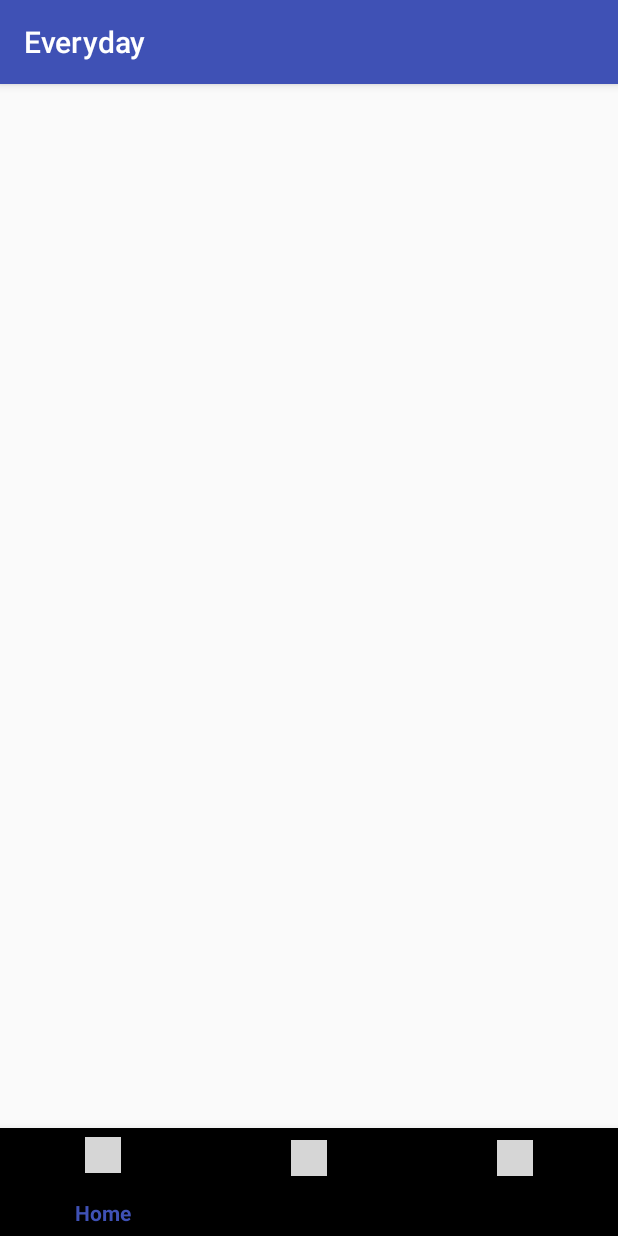
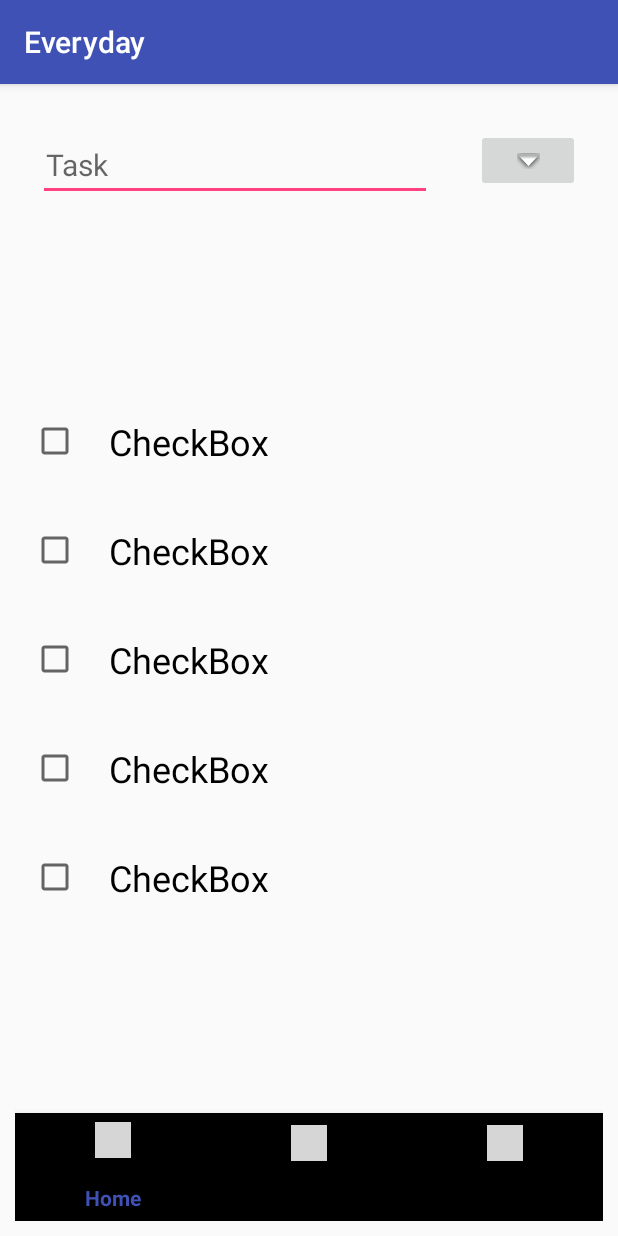
Before and after one commit to Kwistech/Everyday, an Android app: the screen it shows after launch (MainActivity), on a phone screen of 412 x 824 dp. Run offline under Robolectric (Android 15) with nearby library versions, the phone set to English and light mode, and no system bars; grey boxes are pictures that could not be loaded.

Commit message:
Add header file which contains the text input and options button.
Adjusted padding in the main activity.

```diff
--- a/app/src/main/java/ca/kwisses/everyday/main/MainActivity.java
+++ b/app/src/main/java/ca/kwisses/everyday/main/MainActivity.java
@@ -2,6 +2,7 @@ package ca.kwisses.everyday.main;
 
 import android.support.v7.app.AppCompatActivity;
 import android.os.Bundle;
+import android.view.Window;
 
 import ca.kwisses.everyday.R;
 
--- a/app/src/main/res/layout/activity_main.xml
+++ b/app/src/main/res/layout/activity_main.xml
@@ -4,16 +4,31 @@
     xmlns:tools="http://schemas.android.com/tools"
     android:layout_width="match_parent"
     android:layout_height="match_parent"
+    android:padding="10dp"
     tools:context=".main.MainActivity">
+
+    <include
+        layout="@layout/header"
+        android:layout_width="match_parent"
+        android:layout_height="wrap_content"
+        android:layout_alignParentStart="true"
+        android:layout_alignParentTop="true"
+        android:layout_marginLeft="5dp"
+        android:layout_marginRight="5dp"
+        android:layout_marginTop="10dp" />
+
+    <include
+        layout="@layout/list"
+        android:layout_width="match_parent"
+        android:layout_height="wrap_content"
+        android:layout_centerInParent="true"
+        android:layout_margin="5dp"/>
 
     <android.support.design.widget.BottomNavigationView
         android:layout_width="match_parent"
         android:layout_height="72dp"
         android:layout_alignParentBottom="true"
-        android:layout_alignParentEnd="true"
-        android:layout_marginEnd="0dp"
-        app:menu="@menu/menu">
-
-    </android.support.design.widget.BottomNavigationView>
+        android:layout_alignParentStart="true"
+        app:menu="@menu/menu"/>
 
 </android.widget.RelativeLayout>
--- /dev/null
+++ b/app/src/main/res/layout/header.xml
@@ -0,0 +1,42 @@
+<?xml version="1.0" encoding="utf-8"?>
+<android.widget.RelativeLayout
+    xmlns:android="http://schemas.android.com/apk/res/android"
+    xmlns:app="http://schemas.android.com/apk/res-auto"
+    xmlns:tools="http://schemas.android.com/tools"
+    android:layout_width="match_parent"
+    android:layout_height="match_parent">
+
+    <LinearLayout
+        android:layout_width="match_parent"
+        android:layout_height="wrap_content"
+        android:orientation="horizontal"
+        android:padding="10dp"
+        tools:layout_editor_absoluteX="8dp"
+        tools:layout_editor_absoluteY="8dp">
+
+        <EditText
+            android:id="@+id/addTextField"
+            android:layout_width="wrap_content"
+            android:layout_height="wrap_content"
+            android:layout_weight="1"
+            android:ems="10"
+            android:hint="@string/task"
+            android:inputType="text|textAutoCorrect|textAutoComplete|textShortMessage"
+            android:paddingEnd="5dp"
+            android:paddingStart="5dp"
+            android:textSize="20sp" />
+
+        <Space
+            android:layout_width="wrap_content"
+            android:layout_height="wrap_content"
+            android:layout_weight="1" />
+
+        <ImageButton
+            android:id="@+id/optionsButton"
+            android:layout_width="wrap_content"
+            android:layout_height="42dp"
+            android:layout_weight="1"
+            android:contentDescription="@string/optionsbutton"
+            app:srcCompat="@android:drawable/arrow_down_float" />
+    </LinearLayout>
+</android.widget.RelativeLayout>
--- a/app/src/main/res/layout/list.xml
+++ b/app/src/main/res/layout/list.xml
@@ -1,6 +1,67 @@
 <?xml version="1.0" encoding="utf-8"?>
-<android.support.constraint.ConstraintLayout
-    xmlns:android="http://schemas.android.com/apk/res/android" android:layout_width="match_parent"
+<android.widget.RelativeLayout
+    xmlns:android="http://schemas.android.com/apk/res/android"
+    xmlns:tools="http://schemas.android.com/tools"
+    android:layout_width="match_parent"
     android:layout_height="match_parent">
 
-</android.support.constraint.ConstraintLayout>
+    <LinearLayout
+        android:id="@+id/list"
+        android:layout_width="match_parent"
+        android:layout_height="wrap_content"
+        android:orientation="vertical"
+        tools:layout_editor_absoluteX="8dp"
+        tools:layout_editor_absoluteY="8dp">
+
+        <CheckBox
+            android:id="@+id/checkbox1"
+            android:layout_width="match_parent"
+            android:layout_height="wrap_content"
+            android:layout_marginLeft="5dp"
+            android:layout_marginRight="5dp"
+            android:padding="20dp"
+            android:text="@string/checkbox"
+            android:textSize="24sp" />
+
+        <CheckBox
+            android:id="@+id/checkBox2"
+            android:layout_width="match_parent"
+            android:layout_height="wrap_content"
+            android:layout_marginLeft="5dp"
+            android:layout_marginRight="5dp"
+            android:padding="20dp"
+            android:text="@string/checkbox"
+            android:textSize="24sp" />
+
+        <CheckBox
+            android:id="@+id/checkBox3"
+            android:layout_width="match_parent"
+            android:layout_height="wrap_content"
+            android:layout_marginLeft="5dp"
+            android:layout_marginRight="5dp"
+            android:padding="20dp"
+            android:text="@string/checkbox"
+            android:textSize="24sp" />
+
+        <CheckBox
+            android:id="@+id/checkBox4"
+            android:layout_width="match_parent"
+            android:layout_height="wrap_content"
+            android:layout_marginLeft="5dp"
+            android:layout_marginRight="5dp"
+            android:padding="20dp"
+            android:text="@string/checkbox"
+            android:textSize="24sp" />
+
+        <CheckBox
+            android:id="@+id/checkBox5"
+            android:layout_width="match_parent"
+            android:layout_height="wrap_content"
+            android:layout_marginLeft="5dp"
+            android:layout_marginRight="5dp"
+            android:padding="20dp"
+            android:text="@string/checkbox"
+            android:textSize="24sp" />
+
+    </LinearLayout>
+</android.widget.RelativeLayout>
--- a/app/src/main/res/values/strings.xml
+++ b/app/src/main/res/values/strings.xml
@@ -4,4 +4,7 @@
     <string name="home">Home</string>
     <string name="log">Log</string>
     <string name="settings">Settings</string>
+    <string name="checkbox">CheckBox</string>
+    <string name="optionsbutton">optionsButton</string>
+    <string name="task">Task</string>
 </resources>
```
